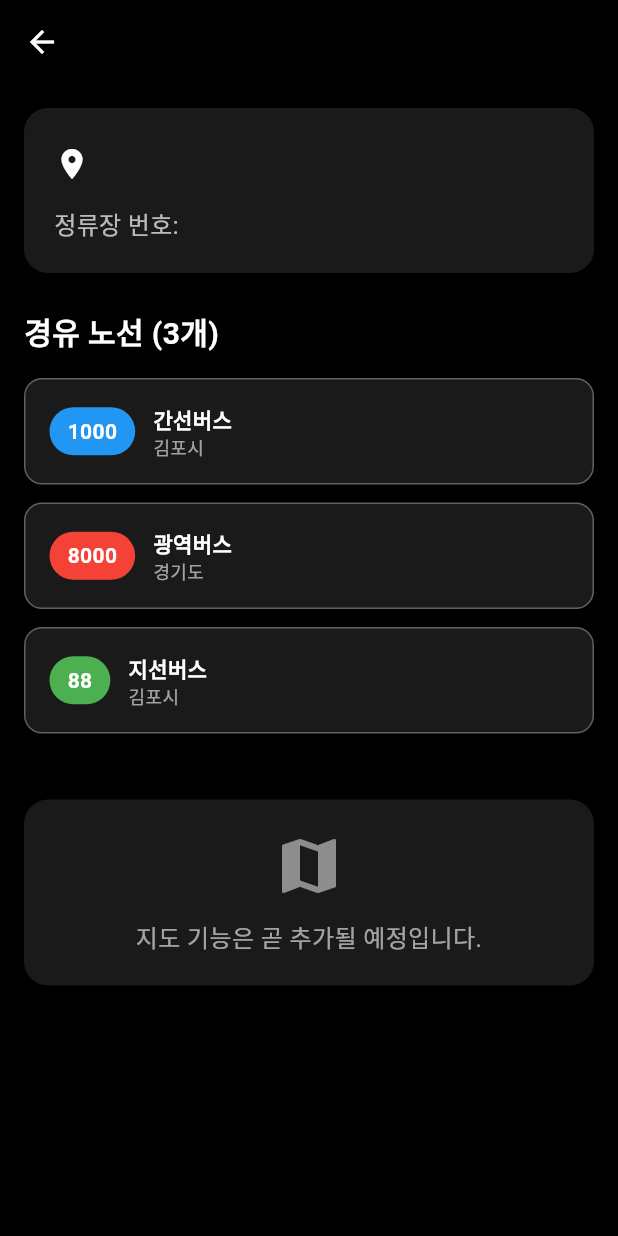
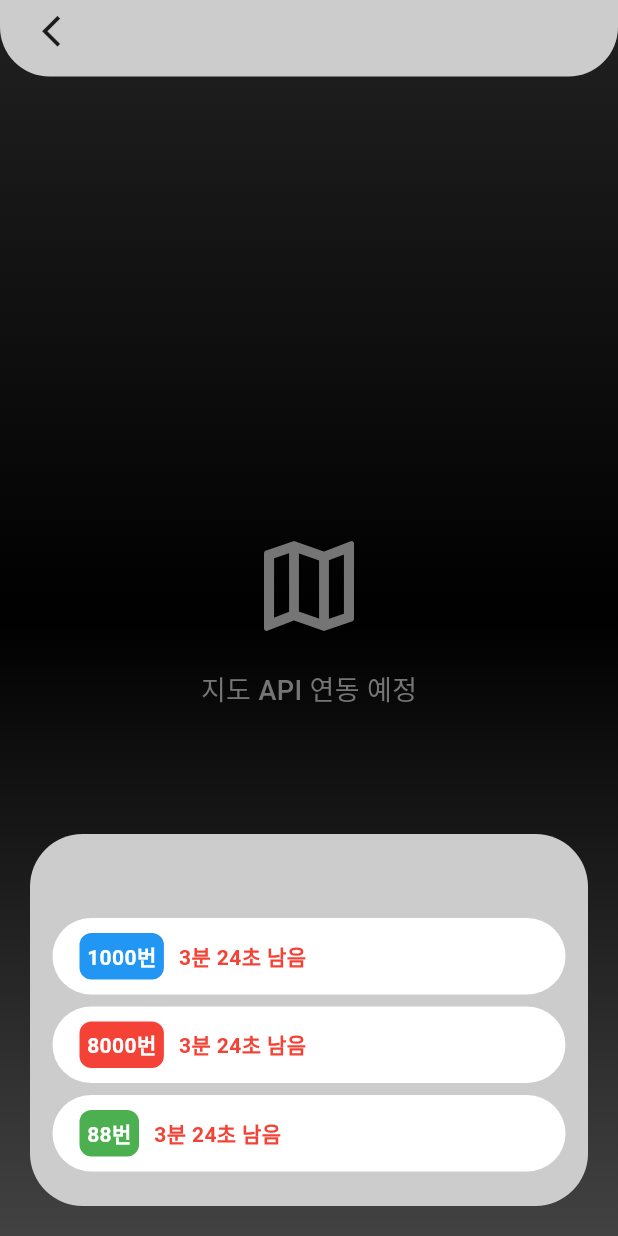
Before and after one commit to Gochon-Gothic/gochonHc_app, a Flutter app: the BusDetailScreen screen opened directly with empty values, on a phone screen of 412 x 824 dp. Run offline on Flutter 3.47's test engine with Material 3 defaults, Android fonts, the phone set to English and light mode, and no system bars; our stand-ins replace cloud_firestore, dio, firebase_auth, firebase_core, flutter_svg, google_sign_in and 1 more; missing offline and left inert: gsheets, liquid_glass_renderer; accounts and stored records are empty; network calls fail; Roboto replaces fonts that are missing (SFPro); key blocks and very long unbroken strings in the code were emptied for the run.

Commit message:
버스 상세 탭 추가

```diff
--- a/lib/screens/bus_detail_screen.dart
+++ b/lib/screens/bus_detail_screen.dart
@@ -1,7 +1,4 @@
 import 'package:flutter/material.dart';
-import 'package:provider/provider.dart';
-import '../theme_provider.dart';
-import '../theme_colors.dart';
 import '../services/bus_service.dart';
 
 class BusDetailScreen extends StatefulWidget {
@@ -55,28 +52,21 @@ class _BusDetailScreenState extends State<BusDetailScreen> {
     }
   }
 
+  void _navigateToRouteDetail(BusRoute route) {
+    ScaffoldMessenger.of(context).showSnackBar(
+      SnackBar(
+        content: Text('${route.routeName}번 버스 상세 정보 (구현 예정)'),
+        duration: const Duration(seconds: 2),
+      ),
+    );
+  }
+
   @override
   Widget build(BuildContext context) {
-    final isDark = Provider.of<ThemeProvider>(context).isDarkMode;
-    final bgColor = isDark ? AppColors.darkBackground : AppColors.lightBackground;
-    final cardColor = isDark ? AppColors.darkCard : AppColors.lightCard;
-    final textColor = isDark ? AppColors.darkText : AppColors.lightText;
 
     return Scaffold(
-      backgroundColor: bgColor,
-      appBar: AppBar(
-        backgroundColor: bgColor,
-        elevation: 0,
-        iconTheme: IconThemeData(color: textColor),
-        title: Text(
-          widget.station.baseStationName,
-          style: TextStyle(
-            color: textColor,
-            fontSize: 20,
-            fontWeight: FontWeight.bold,
-          ),
-        ),
-      ),
+      backgroundColor: const Color.fromARGB(255, 204, 204, 204),
+      extendBodyBehindAppBar: true,
       body: isLoading
           ? const Center(child: CircularProgressIndicator())
           : error != null
@@ -100,111 +90,174 @@ class _BusDetailScreenState extends State<BusDetailScreen> {
                     ],
                   ),
                 )
-              : ListView(
-                  padding: const EdgeInsets.all(16),
+              : Stack(
                   children: [
-                    Container(
-                      padding: const EdgeInsets.all(20),
+                    // 지도 배경 (현재는 플레이스홀더)
+                    _buildMapBackground(),
+
+                    // 상단 역 정보 패널
+                    _buildTopStationPanel(),
+
+                    // 하단 버스 도착 정보 패널
+                    _buildBottomSchedulePanel(),
+                  ],
+                ),
+    );
+  }
+
+  Widget _buildMapBackground() {
+    return Container(
+      width: double.infinity,
+      height: double.infinity,
       decoration: BoxDecoration(
-                        color: cardColor,
-                        borderRadius: BorderRadius.circular(16),
-                        boxShadow: [
-                          BoxShadow(
-                            color: isDark
-                                ? Colors.black.withValues(alpha: 0.5)
-                                : const Color.fromRGBO(21, 21, 21, 0.5),
-                            offset: const Offset(0, 0),
-                            blurRadius: 8,
+        gradient: LinearGradient(
+          begin: Alignment.topCenter,
+          end: Alignment.bottomCenter,
+          colors: [
+            Colors.grey[900]!,
+            Colors.black,
+            Colors.grey[800]!,
+          ],
+        ),
+      ),
+      child: Center(
+        child: Column(
+          mainAxisAlignment: MainAxisAlignment.center,
+          children: [
+            Icon(
+              Icons.map_outlined,
+              size: 80,
+              color: Colors.grey[600],
+            ),
+            const SizedBox(height: 16),
+            Text(
+              '지도 API 연동 예정',
+              style: TextStyle(
+                fontSize: 18,
+                color: Colors.grey[600],
+                fontWeight: FontWeight.w500,
+              ),
             ),
           ],
+        ),
+      ),
+    );
+  }
+
+  Widget _buildTopStationPanel() {
+    final direction = widget.station.getDirectionFromCoordinate(BusService.getCachedStations());
+
+    return Positioned(
+      top: 0,
+      left: 0,
+      right: 0,
+      child: Container(
+        padding: EdgeInsets.only(
+          top: MediaQuery.of(context).padding.top ,
+          left: 20,
+          right: 20,
+          bottom: 10,
+        ),
+        decoration: const BoxDecoration(
+          color: Color.fromARGB(255, 204, 204, 204),
+          borderRadius: BorderRadius.only(
+            bottomRight: Radius.circular(33),
+            bottomLeft: Radius.circular(33),
+          ),
         ),
         child: Column(
           crossAxisAlignment: CrossAxisAlignment.start,
           children: [
+            // 뒤로가기 버튼과 역 정보
             Row(
               children: [
-                              Icon(
-                                Icons.location_on,
-                                color: textColor,
-                                size: 24,
+                GestureDetector(
+                  onTap: () => Navigator.of(context).pop(),
+                  child: Container(
+                    padding: const EdgeInsets.all(8),
+                    decoration: BoxDecoration(
+                      borderRadius: BorderRadius.circular(8),
                     ),
-                              const SizedBox(width: 8),
+                    child: const Icon(
+                      Icons.arrow_back_ios,
+                      color: Colors.black87,
+                      size: 25,
+                    ),
+                  ),
+                ),
+                const SizedBox(width: 7),
                 Expanded(
                   child: Column(
                     crossAxisAlignment: CrossAxisAlignment.start,
                     children: [
                       Text(
                         widget.station.baseStationName,
-                                      style: TextStyle(
-                                        fontSize: 24,
+                        style: const TextStyle(
+                          fontSize: 28,
                           fontWeight: FontWeight.bold,
-                                        color: textColor,
+                          color: Colors.black87,
                         ),
                       ),
-                                    Builder(
-                                      builder: (context) {
-                                        final direction = widget.station.getDirectionFromCoordinate(BusService.getCachedStations());
-                                        if (direction.isNotEmpty) {
-                                          return Text(
-                                            direction,
-                                            style: TextStyle(
-                                              fontSize: 16,
-                                              color: const Color.fromRGBO(255, 197, 30, 1),
-                                              fontWeight: FontWeight.w600,
+                      if (direction.isNotEmpty) ...[
+                        Text(
+                          '$direction 방면',
+                          style: const TextStyle(
+                            fontSize: 18,
+                            color: Color.fromARGB(255, 0, 0, 0),
+                            fontWeight: FontWeight.w500,
                           ),
-                                          );
-                                        }
-                                        return const SizedBox.shrink();
-                                      },
                         ),
+                        const SizedBox(height: 4),
+                      ],
                     ],
                   ),
                 ),
               ],
             ),
-                          const SizedBox(height: 12),
-                          Text(
-                            '정류장 번호: ${widget.station.stationNum}',
-                            style: TextStyle(
-                              fontSize: 16,
-                              color: textColor.withValues(alpha: 0.7),
-                            ),
-                          ),
-                          if (stationDetail?.regionName != null) ...[
-                            const SizedBox(height: 8),
-                            Text(
-                              '지역: ${stationDetail!.regionName}',
-                              style: TextStyle(
-                                fontSize: 16,
-                                color: textColor.withValues(alpha: 0.7),
-                              ),
-                            ),
-                          ],
           ],
         ),
       ),
-                    const SizedBox(height: 24),
+    );
+  }
+
+  Widget _buildBottomSchedulePanel() {
+    return Positioned(
+      bottom: 0,
+      left: 0,
+      right: 0,
+      child: Container(
+        margin: const EdgeInsets.all(20),
+        padding: const EdgeInsets.all(15),
+        decoration: BoxDecoration(
+          color: const Color.fromARGB(255, 204, 204, 204),
+          borderRadius: BorderRadius.circular(35),
+        ),
+        child: Column(
+          crossAxisAlignment: CrossAxisAlignment.start,
+          children: [
             Text(
-                      '경유 노선 (${routes.length}개)',
-                      style: TextStyle(
-                        fontSize: 20,
-                        fontWeight: FontWeight.bold,
-                        color: textColor,
+              " ${widget.station.baseStationName}",
+              style: const TextStyle(
+                fontSize: 22,
+                fontWeight: FontWeight.w800,
+                color: Colors.black87,
               ),
             ),
-                    const SizedBox(height: 16),
+            const SizedBox(height: 10),
+
+            // 버스 도착 정보
             if (routes.isEmpty)
               Container(
-                        padding: const EdgeInsets.all(32),
+                padding: const EdgeInsets.all(20),
                 decoration: BoxDecoration(
-                          color: cardColor,
-                          borderRadius: BorderRadius.circular(16),
+                  color: Colors.white,
+                  borderRadius: BorderRadius.circular(12),
                 ),
-                        child: Center(
+                child: const Center(
                   child: Text(
-                            '경유하는 버스 노선이 없습니다.',
+                    '경유하는 버스가 없습니다',
                     style: TextStyle(
-                              color: textColor.withValues(alpha: 0.6),
+                      color: Colors.grey,
                       fontSize: 16,
                     ),
                   ),
@@ -212,29 +265,26 @@ class _BusDetailScreenState extends State<BusDetailScreen> {
               )
             else
               ...routes.map((route) => Container(
-                            margin: const EdgeInsets.only(bottom: 12),
-                            padding: const EdgeInsets.all(16),
-                            decoration: BoxDecoration(
-                              color: cardColor,
+                    margin: const EdgeInsets.only(bottom: 8),
+                    child: Material(
+                      color: Colors.white,
+                      borderRadius: BorderRadius.circular(30),
+                      child: InkWell(
                         borderRadius: BorderRadius.circular(12),
-                              border: Border.all(
-                                color: isDark ? Colors.grey[700]! : Colors.grey[300]!,
-                                width: 1,
-                              ),
-                            ),
+                        onTap: () => _navigateToRouteDetail(route),
+                        child: Container(
+                          padding: const EdgeInsets.symmetric(horizontal: 18, vertical: 10),
                           child: Row(
                             children: [
+                              // 버스 번호
                               Container(
-                                  padding: const EdgeInsets.symmetric(
-                                    horizontal: 12,
-                                    vertical: 6,
-                                  ),
+                                padding: const EdgeInsets.symmetric(horizontal: 5, vertical: 5),
                                 decoration: BoxDecoration(
                                   color: _getRouteTypeColor(route.routeTypeName),
-                                    borderRadius: BorderRadius.circular(20),
+                                  borderRadius: BorderRadius.circular(8),
                                 ),
                                 child: Text(
-                                    route.routeName,
+                                  '${route.routeName}번',
                                   style: const TextStyle(
                                     color: Colors.white,
                                     fontSize: 14,
@@ -242,60 +292,24 @@ class _BusDetailScreenState extends State<BusDetailScreen> {
                                   ),
                                 ),
                               ),
-                                const SizedBox(width: 12),
-                                Expanded(
-                                  child: Column(
-                                    crossAxisAlignment: CrossAxisAlignment.start,
-                                    children: [
+                              const SizedBox(width: 10),
+                              // 도착 시간 (임시 데이터)
                               Text(
-                                        route.routeTypeName,
-                                        style: TextStyle(
+                                '3분 24초 남음',
+                                style: const TextStyle(
                                   fontSize: 14,
-                                          fontWeight: FontWeight.w600,
-                                          color: textColor,
-                                        ),
-                                      ),
-                                      if (route.regionName.isNotEmpty)
-                                        Text(
-                                          route.regionName,
-                                          style: TextStyle(
-                                            fontSize: 12,
-                                            color: textColor.withValues(alpha: 0.6),
+                                  color: Colors.red,
+                                  fontWeight: FontWeight.bold,
                                 ),
                               ),
                             ],
                           ),
                         ),
+                      ),
+                    ),
+                  )),
           ],
         ),
-                          )),
-                    const SizedBox(height: 32),
-                    Container(
-                      padding: const EdgeInsets.all(20),
-                      decoration: BoxDecoration(
-                        color: cardColor,
-                        borderRadius: BorderRadius.circular(16),
-                      ),
-                      child: Column(
-                        children: [
-                          Icon(
-                            Icons.map,
-                            size: 48,
-                            color: textColor.withValues(alpha: 0.5),
-                          ),
-                          const SizedBox(height: 12),
-                          Text(
-                            '지도 기능은 곧 추가될 예정입니다.',
-                            style: TextStyle(
-                              fontSize: 16,
-                              color: textColor.withValues(alpha: 0.6),
-                            ),
-                            textAlign: TextAlign.center,
-                          ),
-                        ],
-                      ),
-                    ),
-                  ],
       ),
     );
   }
```
Also changed, not shown: 2 other files. Lines whose indentation alone changed are shown as unchanged.
